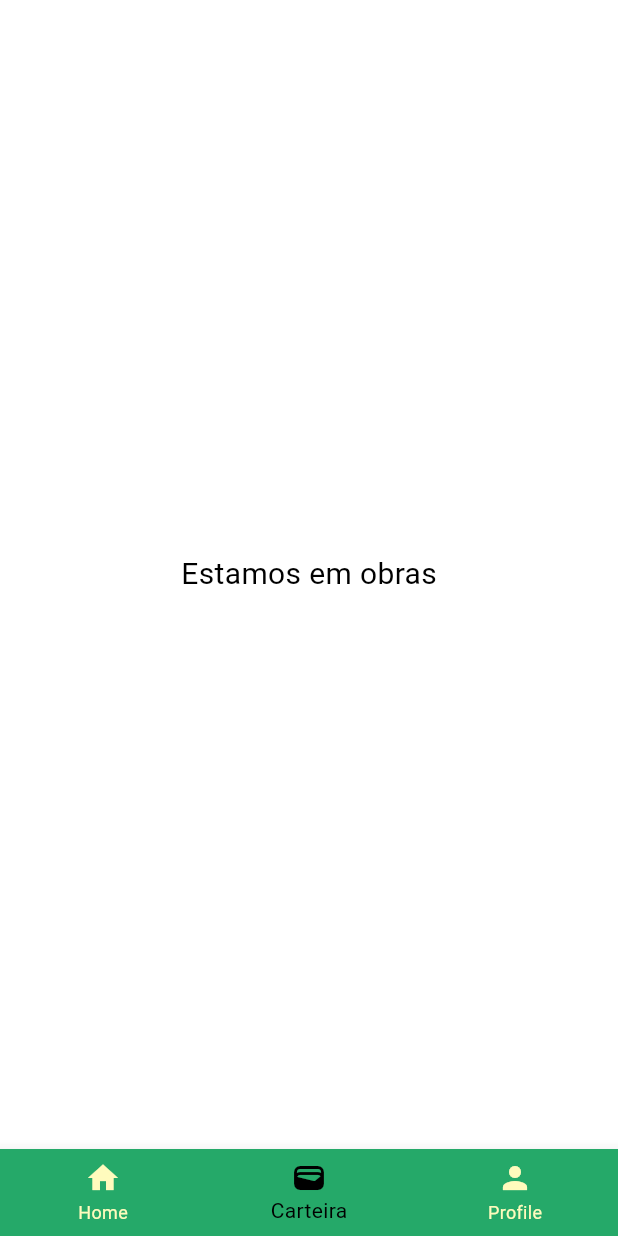
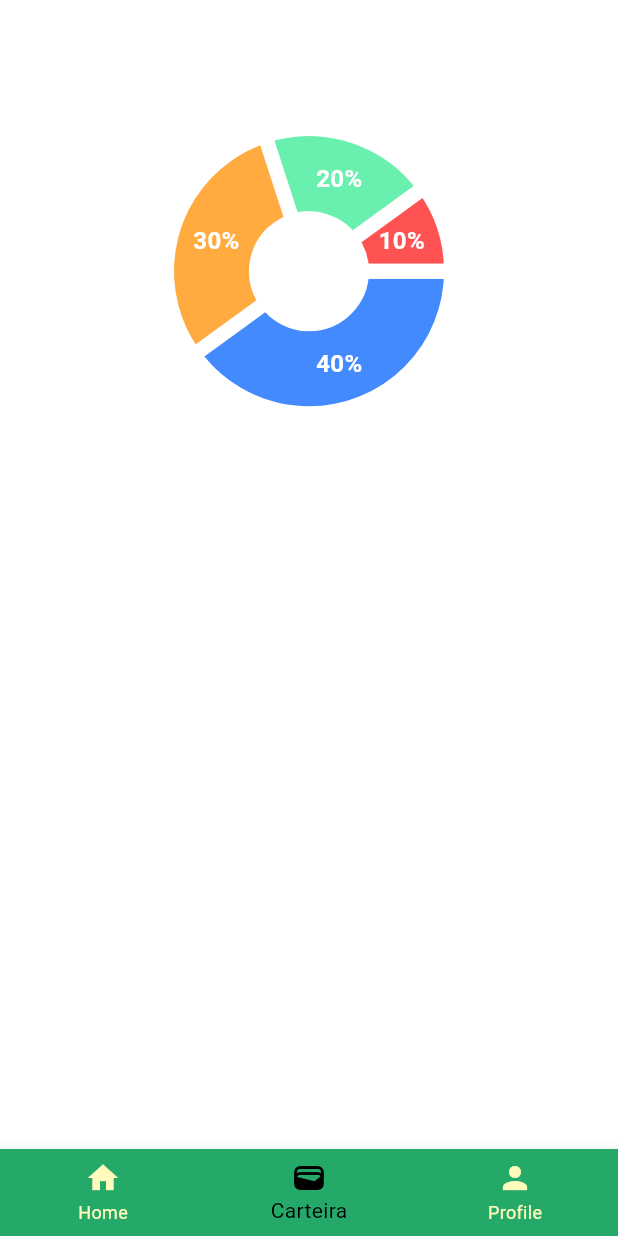
Before and after one commit to joaolvp/app_financeiro, a Flutter app: the screen it shows once a user with an empty profile is signed in, item 2 of the bottom bar chosen, on a phone screen of 412 x 824 dp. Run offline on Flutter 3.47's test engine with Material 3 defaults, Android fonts, the phone set to English and light mode, and no system bars; drawn by our look-alikes of fl_chart; our stand-ins replace cloud_firestore, firebase_auth, firebase_core, flutter_secure_storage, flutter_svg, get and 1 more; accounts and stored records are empty.

Commit message:
Implementando feature wallet

```diff
--- a/lib/src/features/main_navigation/nav_pages/wallet/wallet_page.dart
+++ b/lib/src/features/main_navigation/nav_pages/wallet/wallet_page.dart
@@ -1,15 +1,87 @@
+import 'package:app_financeiro/src/common/constants/app_colors.dart';
+import 'package:app_financeiro/src/features/main_navigation/nav_pages/wallet/wallet_controller.dart';
+import 'package:fl_chart/fl_chart.dart';
+import 'package:flutter/material.dart';
 import 'package:get/get.dart';
-import 'package:flutter/material.dart';
-import 'wallet_controller.dart';
 
 class WalletPage extends GetView<WalletController> {
+  const WalletPage({super.key});
 
-    const WalletPage({Key? key}) : super(key: key);
+  @override
+  Widget build(BuildContext context) {
+    return Scaffold(
+      body: SingleChildScrollView(
+        child: Column(
+          children: [
+            Padding(
+              padding: const EdgeInsets.all(16.0),
+              child: SizedBox(
+                height: Get.height * 0.4,
+                child: PieChart(
+                  PieChartData(
+                    sections: _buildSections(), // Função que cria as fatias do gráfico
+                    borderData: FlBorderData(show: false), // Remove as bordas
+                    sectionsSpace: 10, // Espaço entre as fatias
+                    centerSpaceRadius: 40, // Raio do espaço central (para um círculo vazio no centro)
+                  ),
+                ),
+              ),
+            ),
+          ],
+        ),
+      ),
+    );
+  }
 
-    @override
-    Widget build(BuildContext context) {
-        return Scaffold(
-            body: Center(child: Text('Estamos em obras', style: TextStyle(fontSize: 20),),),
-        );
-    }
+
+
+  List<PieChartSectionData> _buildSections() {
+    return [
+      PieChartSectionData(
+        color: Colors.blueAccent,
+        value: 40,
+        title: '40%', // Texto dentro da fatia
+        radius: 50, // Tamanho da fatia
+        titleStyle: const TextStyle(
+          fontSize: 16,
+          fontWeight: FontWeight.bold,
+          color: Colors.white,
+        ),
+      ),
+      PieChartSectionData(
+        color: Colors.orangeAccent,
+        value: 30,
+        title: '30%',
+        radius: 50,
+        titleStyle: const TextStyle(
+          fontSize: 16,
+          fontWeight: FontWeight.bold,
+          color: Colors.white,
+        ),
+      ),
+      PieChartSectionData(
+        color: Colors.greenAccent,
+        value: 20,
+        title: '20%',
+        radius: 50,
+        titleStyle: const TextStyle(
+          fontSize: 16,
+          fontWeight: FontWeight.bold,
+          color: Colors.white,
+        ),
+      ),
+      PieChartSectionData(
+        color: Colors.redAccent,
+        value: 10,
+        title: '10%',
+        radius: 50,
+        titleStyle: const TextStyle(
+          fontSize: 16,
+          fontWeight: FontWeight.bold,
+          color: Colors.white,
+        ),
+      ),
+    ];
+  }
+
 }
--- a/pubspec.yaml
+++ b/pubspec.yaml
@@ -46,6 +46,7 @@
   cloud_firestore: ^4.17.5
   brasil_fields: ^1.15.0
   intl: ^0.19.0
+  fl_chart: ^0.69.0
 
 
 dev_dependencies:
```
Also changed, not shown: lib/src/features/main_navigation/nav_pages/profile/profile_page.dart (+7 -7 lines), lib/src/features/main_navigation/nav_pages/wallet/teste.dart (added, +208 -0 lines), pubspec.lock.
